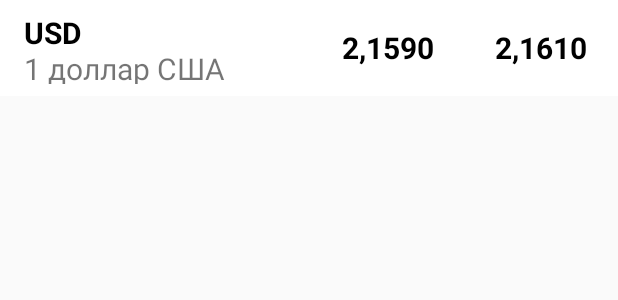
After one commit to StanislavKleinikov/ExchangeRate, an Android app: the layout list_item_currency.xml on its own in the app's theme, with its tools: preview values and no code run, on a phone screen of 412 x 824 dp. The commit adds this screen. Shown: the top 300 px of the screen. Run offline under Robolectric (Android 15) with nearby library versions, the phone set to English and light mode, and no system bars.

Commit message:
MainRecyclerView has been added

```diff
--- a/app/build.gradle
+++ b/app/build.gradle
@@ -33,4 +33,8 @@ dependencies {
     implementation 'com.android.support:recyclerview-v7:28.0.0'
     implementation 'com.squareup.retrofit2:retrofit:2.5.0'
     implementation 'com.squareup.retrofit2:converter-simplexml:2.5.0'
+    implementation 'io.reactivex.rxjava2:rxjava:2.1.9'
+    implementation 'io.reactivex.rxjava2:rxandroid:2.0.1'
+    implementation 'com.jakewharton.retrofit:retrofit2-rxjava2-adapter:1.0.0'
+    implementation 'android.arch.lifecycle:extensions:1.1.1'
 }
--- a/app/src/main/java/stanislav/kleinikov/exchangerate/domain/Currency.java
+++ b/app/src/main/java/stanislav/kleinikov/exchangerate/domain/Currency.java
@@ -9,7 +9,7 @@ import org.simpleframework.xml.Root;
 import java.math.BigDecimal;
 import java.util.Objects;
 
-@Root
+@Root(strict = false)
 public class Currency {
     @Attribute(name = "Id")
     private int mId;
--- a/app/src/main/java/stanislav/kleinikov/exchangerate/domain/NetworkService.java
+++ b/app/src/main/java/stanislav/kleinikov/exchangerate/domain/NetworkService.java
@@ -1,4 +1,6 @@
 package stanislav.kleinikov.exchangerate.domain;
+
+import com.jakewharton.retrofit2.adapter.rxjava2.RxJava2CallAdapterFactory;
 
 import org.simpleframework.xml.convert.AnnotationStrategy;
 import org.simpleframework.xml.core.Persister;
@@ -15,8 +17,9 @@ public class NetworkService {
         mRetrofit = new Retrofit.Builder()
                 .baseUrl(BASE_URL)
                 .addConverterFactory(
-                        SimpleXmlConverterFactory.create(
+                        SimpleXmlConverterFactory.createNonStrict(
                                 new Persister(new AnnotationStrategy())))
+                .addCallAdapterFactory(RxJava2CallAdapterFactory.create())
                 .build();
     }
 
--- /dev/null
+++ b/app/src/main/res/layout/list_item_currency.xml
@@ -0,0 +1,60 @@
+<?xml version="1.0" encoding="utf-8"?>
+<LinearLayout xmlns:android="http://schemas.android.com/apk/res/android"
+    xmlns:tools="http://schemas.android.com/tools"
+    android:layout_width="match_parent"
+    android:layout_height="?listPreferredItemHeight"
+    android:background="@android:color/white"
+    android:orientation="horizontal">
+
+    <LinearLayout
+        android:layout_width="200dp"
+        android:layout_height="match_parent"
+        android:layout_marginStart="@dimen/basic_margin"
+        android:orientation="vertical"
+        android:padding="@dimen/basic_margin">
+
+        <TextView
+            android:id="@+id/char_code_tv"
+            android:layout_width="match_parent"
+            android:layout_height="0dp"
+            android:layout_weight="1"
+            android:textColor="@android:color/black"
+            android:textSize="@dimen/basic_text"
+            android:textStyle="bold"
+            tools:text="USD" />
+
+        <TextView
+            android:id="@+id/scale_tv"
+            android:layout_width="match_parent"
+            android:layout_height="0dp"
+            android:layout_weight="1"
+            android:textSize="@dimen/basic_text"
+            tools:text="1 доллар США" />
+
+
+    </LinearLayout>
+
+
+    <TextView
+        android:id="@+id/currency1_tv"
+        android:layout_width="0dp"
+        android:layout_height="match_parent"
+        android:layout_weight="1"
+        android:gravity="center"
+        android:textColor="@android:color/black"
+        android:textSize="@dimen/basic_text"
+        android:textStyle="bold"
+        tools:text="2,1590" />
+
+    <TextView
+        android:id="@+id/currency2_tv"
+        android:layout_width="0dp"
+        android:layout_height="match_parent"
+        android:layout_weight="1"
+        android:gravity="center"
+        android:textColor="@android:color/black"
+        android:textSize="@dimen/basic_text"
+        android:textStyle="bold"
+        tools:text="2,1610" />
+
+</LinearLayout>
--- /dev/null
+++ b/app/src/main/res/values/dimens.xml
@@ -0,0 +1,6 @@
+<?xml version="1.0" encoding="utf-8"?>
+<resources>
+    <dimen name="basic_margin">8dp</dimen>
+    <dimen name="basic_padding">8dp</dimen>
+    <dimen name="basic_text">20sp</dimen>
+</resources>
--- a/app/src/main/res/values/strings.xml
+++ b/app/src/main/res/values/strings.xml
@@ -3,7 +3,7 @@
     <string name="title_activity_settings">Настройка валют</string>
 
 
-    <string name="format_rate">%1$d %2$s</string>
+    <string name="format_scale" translatable="false">%1$d %2$s</string>
 
 
     <!-- String related to menu -->
```
Also changed, not shown: app/src/main/java/stanislav/kleinikov/exchangerate/domain/DailyExRates.java (+20 -2 lines), app/src/main/java/stanislav/kleinikov/exchangerate/domain/NbrbApi.java (+3 -5 lines), app/src/main/java/stanislav/kleinikov/exchangerate/ui/main/MainFragment.java (+81 -22 lines), app/src/main/java/stanislav/kleinikov/exchangerate/ui/main/MainViewModel.java (added, +91 -0 lines), app/src/main/java/stanislav/kleinikov/exchangerate/ui/settings/SettingFragment.java (+5 -5 lines), app/src/main/res/layout/fragment_main.xml (+3 -5 lines), app/src/main/res/layout/list_item_pref.xml (added, +61 -0 lines), app/src/main/res/layout/list_item_rate.xml (deleted, +0 -53 lines), 1 other file.
